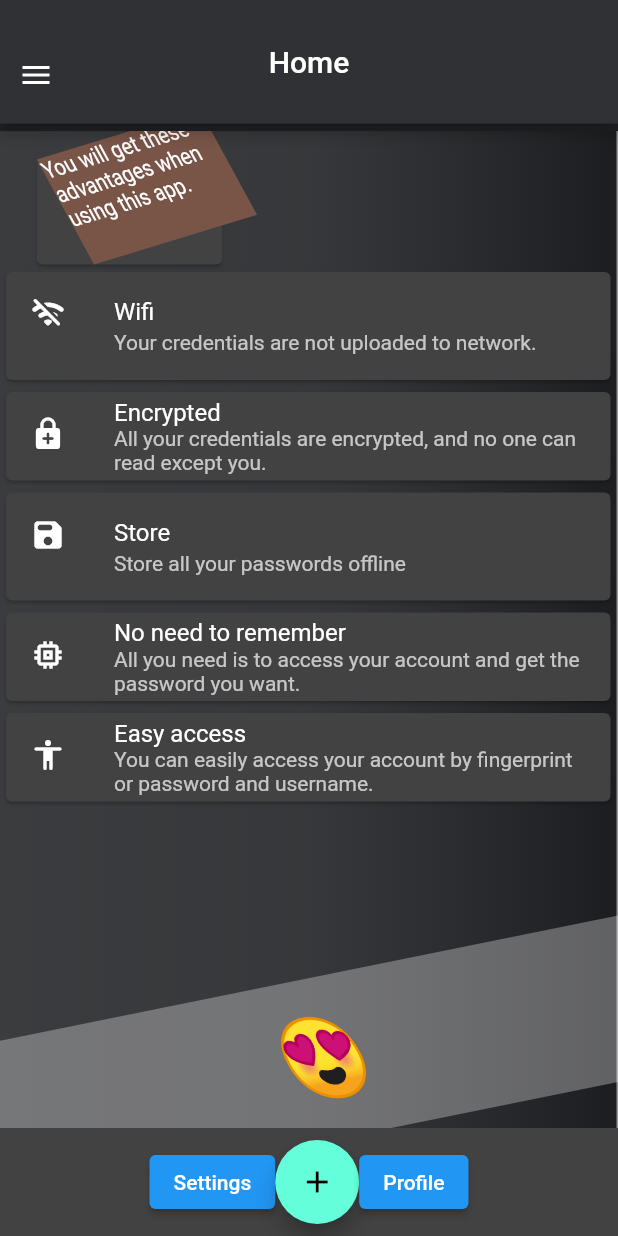
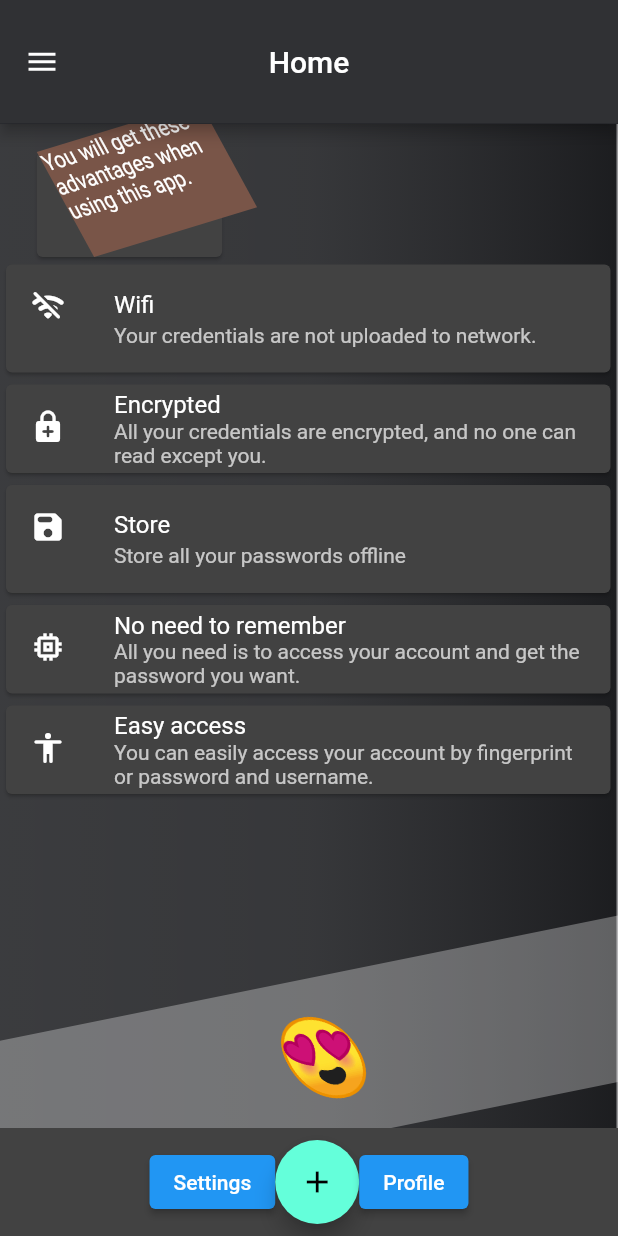
Before and after one commit to Add00w/credentials_management, a Flutter app: the MainScreen screen opened directly, after a tap on "home", on a phone screen of 412 x 824 dp. Run offline on Flutter 3.47's test engine with Material 2 defaults, Android fonts, the phone set to English and light mode, and no system bars; our stand-ins replace bloc, equatable, flutter_bloc, flutter_secure_storage, hive, local_auth; accounts and stored records are empty.

Commit message:
improving  the app.

```diff
--- a/lib/src/blocs/credentials/credentials_cubit.dart
+++ b/lib/src/blocs/credentials/credentials_cubit.dart
@@ -1,3 +1,5 @@
+import 'dart:developer';
+
 import 'package:bloc/bloc.dart';
 import 'package:credentials_management/src/common/utils.dart';
 import 'package:credentials_management/src/models/credentials.dart';
@@ -10,10 +12,25 @@ class CredentialsCubit extends Cubit<CredentialsState> {
   CredentialsCubit(this.credentialsRepository) : super(CredentialsInitial());
   final CredentialsRepository credentialsRepository;
   Future<void> createCredentials(Credentials credential) async {
+    emit(AddCredentialInProgress());
     final icon = await Utils.getCompanyLogo(credential.email);
     credential.icon = icon;
     credentialsRepository.add(credential).then((index) {
-      //emit state
+      emit(CredentialsAdded());
     });
   }
+
+  Future<void> getCredentials() async {
+    if (state is! CredentialsLoaded) {
+      emit(CredentialsLoading());
+      try {
+        credentialsRepository.getCredentials().then((credentials) {
+          log('credentials:${credentials.length.toString()}');
+          emit(CredentialsLoaded(credentials));
+        });
+      } catch (e) {
+        log('error:$e');
+      }
+    }
+  }
 }
--- a/lib/src/ui/screens/about_screen.dart
+++ b/lib/src/ui/screens/about_screen.dart
@@ -5,15 +5,8 @@ class AboutScreen extends StatelessWidget {
   const AboutScreen();
   @override
   Widget build(BuildContext context) {
-    return Scaffold(
-      appBar: PreferredSize(
-        preferredSize:
-            Size.fromHeight(MediaQuery.of(context).size.height * 0.1),
-        child: const CredentialsAppBar(
-          title: 'About Us',
-        ),
-      ),
-      body: const Center(
+    return const Scaffold(
+      body:  Center(
         child: Text(
           'data',
           style: TextStyle(
--- a/lib/src/ui/screens/contact_screen.dart
+++ b/lib/src/ui/screens/contact_screen.dart
@@ -5,15 +5,8 @@ class ContactUsScreen extends StatelessWidget {
   const ContactUsScreen();
   @override
   Widget build(BuildContext context) {
-    return Scaffold(
-      appBar: PreferredSize(
-        preferredSize:
-            Size.fromHeight(MediaQuery.of(context).size.height * 0.1),
-        child: const CredentialsAppBar(
-          title: 'Contact Us',
-        ),
-      ),
-      body: const SizedBox(),
+    return const Scaffold(
+      body:  SizedBox(),
     );
   }
 }
--- a/lib/src/ui/screens/credentials/create_credentials_screen.dart
+++ b/lib/src/ui/screens/credentials/create_credentials_screen.dart
@@ -1,14 +1,15 @@
 import 'package:credentials_management/src/blocs/credentials/credentials_cubit.dart';
+import 'package:credentials_management/src/blocs/shared/main_screen_cubit.dart';
 import 'package:credentials_management/src/common/utils.dart';
 import 'package:credentials_management/src/models/credentials.dart';
-import 'package:credentials_management/src/services/repositories/credentials_repository.dart';
 import 'package:credentials_management/src/ui/widgets/app_textfield.dart';
-import 'package:credentials_management/src/ui/widgets/credentials_app_bar.dart';
+import 'package:credentials_management/src/ui/widgets/circular_loading.dart';
 import 'package:credentials_management/src/ui/widgets/raised_button_icon.dart';
 import 'package:flutter/material.dart';
 import 'package:flutter_bloc/flutter_bloc.dart';
 
 class CreateCredentialsScreen extends StatefulWidget {
+  const CreateCredentialsScreen();
   @override
   _CreateCredentialsScreenState createState() =>
       _CreateCredentialsScreenState();
@@ -35,20 +36,9 @@ class _CreateCredentialsScreenState extends State<CreateCredentialsScreen> {
   @override
   Widget build(BuildContext context) {
     return Scaffold(
-      appBar: PreferredSize(
-        preferredSize:
-            Size.fromHeight(MediaQuery.of(context).size.height * 0.1),
-        child: const CredentialsAppBar(
-          title: 'Create Credentials',
-        ),
-      ),
       resizeToAvoidBottomInset: false,
       body: SingleChildScrollView(
-        child: BlocProvider<CredentialsCubit>(
-          create: (_) =>
-              CredentialsCubit(context.read<CredentialsRepository>()),
-          child: Builder(
-            builder: (context) => Padding(
+        child: Padding(
           padding: const EdgeInsets.symmetric(horizontal: 15.0),
           child: Form(
             key: _formKey,
@@ -74,11 +64,17 @@ class _CreateCredentialsScreenState extends State<CreateCredentialsScreen> {
                   hint: 'Password',
                   validator: Utils.isNotEmpty,
                 ),
-                    RaisedButtonIcon(
+                BlocConsumer<CredentialsCubit, CredentialsState>(
+                  builder: (context, state) {
+                    return state is AddCredentialInProgress
+                        ? CircularLoading()
+                        : RaisedButtonIcon(
                             onPressed: () {
                               _formKey.currentState!.save();
                               if (_formKey.currentState!.validate()) {
-                          context.read<CredentialsCubit>().createCredentials(
+                                context
+                                    .read<CredentialsCubit>()
+                                    .createCredentials(
                                       Credentials(
                                         _brandNameController.text,
                                         _usernameController.text,
@@ -91,10 +87,16 @@ class _CreateCredentialsScreenState extends State<CreateCredentialsScreen> {
                             },
                             icon: Icons.save,
                             label: 'Create',
+                          );
+                  },
+                  listener: (context, state) {
+                    // if added successfully navigated to crdentials page
+                    if (state is CredentialsAdded) {
+                      context.read<MainScreenCubit>().onChangeDrawerTab(1);
+                    }
+                  },
                 )
               ],
-                ),
-              ),
             ),
           ),
         ),
--- a/lib/src/ui/screens/credentials/credentials_screen.dart
+++ b/lib/src/ui/screens/credentials/credentials_screen.dart
@@ -1,9 +1,10 @@
-import 'package:credentials_management/src/ui/widgets/credentials_app_bar.dart';
+import 'package:credentials_management/src/blocs/credentials/credentials_cubit.dart';
+import 'package:credentials_management/src/ui/widgets/circular_loading.dart';
+import 'package:credentials_management/src/ui/widgets/credential_widget.dart';
 import 'package:flutter/material.dart';
+import 'package:flutter_bloc/flutter_bloc.dart';
 
 class CredentialsScreen extends StatefulWidget {
-  const CredentialsScreen();
-
   @override
   _CredentialsState createState() => _CredentialsState();
 }
@@ -12,14 +13,19 @@ class _CredentialsState extends State<CredentialsScreen> {
   @override
   Widget build(BuildContext context) {
     return Scaffold(
-      appBar: PreferredSize(
-        preferredSize:
-            Size.fromHeight(MediaQuery.of(context).size.height * 0.1),
-        child: const CredentialsAppBar(
-          title: 'Credentials',
-        ),
+      body: BlocBuilder<CredentialsCubit, CredentialsState>(
+        bloc: context.read<CredentialsCubit>()..getCredentials(),
+        builder: (context, state) {
+          return state is CredentialsLoaded
+              ? ListView.builder(
+                  itemCount: state.credentials.length,
+                  itemBuilder: (_, index) {
+                    return CredentialWidget(
+                        credential: state.credentials[index]);
+                  })
+              : CircularLoading();
+        },
       ),
-      body: const SizedBox(),
     );
   }
 }
--- a/lib/src/ui/screens/home_screen.dart
+++ b/lib/src/ui/screens/home_screen.dart
@@ -1,4 +1,3 @@
-import 'package:credentials_management/src/ui/widgets/credential_widget.dart';
 import 'package:credentials_management/src/ui/widgets/credentials_app_bar.dart';
 import 'package:flutter/material.dart';
 
@@ -8,16 +7,7 @@ class HomeScreen extends StatelessWidget {
   @override
   Widget build(BuildContext context) {
     return Scaffold(
-      appBar: PreferredSize(
-        preferredSize:
-            Size.fromHeight(MediaQuery.of(context).size.height * 0.1),
-        child: const CredentialsAppBar(
-          title: 'Home',
-        ),
-      ),
-      body: Padding(
-        padding: const EdgeInsets.only(top: 5),
-        child: Stack(
+      body: Stack(
         alignment: Alignment.center,
         fit: StackFit.expand,
         children: [
@@ -76,8 +66,8 @@ class HomeScreen extends StatelessWidget {
                 width: MediaQuery.of(context).size.width * 0.3,
                 height: 70,
                 color: Colors.brown,
-                  child: const Text(
-                      'You will get these advantages when using this '
+                child:
+                    const Text('You will get these advantages when using this '
                         'app.'),
               ),
             ),
@@ -99,7 +89,6 @@ class HomeScreen extends StatelessWidget {
             ),
           )
         ],
-        ),
       ),
     );
   }
--- a/lib/src/ui/screens/main_screen.dart
+++ b/lib/src/ui/screens/main_screen.dart
@@ -25,6 +25,8 @@ class _MainScreenState extends State<MainScreen>
 
   AppBar appBar = AppBar();
   double borderRadius = 0.0;
+
+  String title = 'Home';
 
   @override
   void initState() {
@@ -58,7 +60,16 @@ class _MainScreenState extends State<MainScreen>
       },
       child: BlocProvider<MainScreenCubit>(
         create: (context) => MainScreenCubit(),
-        child: Scaffold(
+        child: BlocConsumer<MainScreenCubit, int>(
+            listener: (context, index) => _changeTitle(index),
+            builder: (context, index) {
+              return Scaffold(
+                appBar: AppBar(
+                  toolbarHeight: MediaQuery.of(context).size.height * 0.1,
+                  title: Text(title),
+                  automaticallyImplyLeading: false,
+                  leading: drawerIcon(),
+                ),
                 backgroundColor: Theme.of(context).scaffoldBackgroundColor,
                 resizeToAvoidBottomInset: false,
                 body: Stack(
@@ -75,35 +86,30 @@ class _MainScreenState extends State<MainScreen>
                         crossAxisAlignment: CrossAxisAlignment.start,
                         children: [
                           Expanded(
-                      child: BlocBuilder<MainScreenCubit, int>(
-                          builder: (context, index) {
-                        return Stack(
+                              child: Stack(
                             children: [
                               IndexedStack(
                                 index: index,
                                 children: [
                                   const HomeScreen(),
-                                const CredentialsScreen(),
+                                  CredentialsScreen(),
                                   const ContactUsScreen(),
                                   const AboutScreen(),
-                                SettingsScreen(),
-                                CreateCredentialsScreen(),
-                                ProfileScreen(),
+                                  const SettingsScreen(),
+                                  const CreateCredentialsScreen(),
+                                  const ProfileScreen(),
                                 ],
                               ),
-                            SizedBox(height: 100, child: drawerIcon()),
                             ],
-                        );
-                      }),
-                    ),
-                    // bottomNavBar(context),
+                          )),
                         ],
                       ),
                     ),
                   ],
                 ),
                 bottomNavigationBar: bottomNavBar(context),
-        ),
+              );
+            }),
       ),
     );
   }
@@ -130,37 +136,25 @@ class _MainScreenState extends State<MainScreen>
                       selected: index == 0,
                       title: 'home',
                       icon: Icons.home,
-                      onTap: () {
-                        context.read<MainScreenCubit>().onChangeDrawerTab(0);
-                        Navigator.maybePop(context);
-                      },
+                      onTap: () => _changePage(context, 0),
                     ),
                     CredentialsDrawerItem(
                       selected: index == 1,
                       title: 'Credentials',
                       icon: Icons.security,
-                      onTap: () {
-                        context.read<MainScreenCubit>().onChangeDrawerTab(1);
-                        Navigator.maybePop(context);
-                      },
+                      onTap: () => _changePage(context, 1),
                     ),
                     CredentialsDrawerItem(
                       selected: index == 2,
                       title: 'Contact Us',
                       icon: Icons.contact_mail,
-                      onTap: () {
-                        context.read<MainScreenCubit>().onChangeDrawerTab(2);
-                        Navigator.maybePop(context);
-                      },
+                      onTap: () => _changePage(context, 2),
                     ),
                     CredentialsDrawerItem(
                       selected: index == 3,
                       title: 'About',
                       icon: Icons.info,
-                      onTap: () {
-                        context.read<MainScreenCubit>().onChangeDrawerTab(3);
-                        Navigator.maybePop(context);
-                      },
+                      onTap: () => _changePage(context, 3),
                     ),
                     CredentialsDrawerItem(
                       selected: false,
@@ -178,6 +172,12 @@ class _MainScreenState extends State<MainScreen>
         ),
       ),
     );
+  }
+
+  void _changePage(BuildContext context, int index) {
+    context.read<MainScreenCubit>().onChangeDrawerTab(index);
+    _changeTitle(index);
+    Navigator.maybePop(context);
   }
 
   Widget drawerIcon() {
@@ -217,16 +217,13 @@ class _MainScreenState extends State<MainScreen>
             mainAxisSize: isCollapsed ? MainAxisSize.max : MainAxisSize.min,
             children: [
               ElevatedButton(
-                  onPressed: () =>
-                      context.read<MainScreenCubit>().onChangeDrawerTab(4),
+                  onPressed: () => _changePage(context, 4),
                   child: const Text('Settings')),
               FloatingActionButton(
-                  onPressed: () =>
-                      context.read<MainScreenCubit>().onChangeDrawerTab(5),
+                  onPressed: () => _changePage(context, 5),
                   child: const Icon(Icons.add)),
               ElevatedButton(
-                  onPressed: () =>
-                      context.read<MainScreenCubit>().onChangeDrawerTab(6),
+                  onPressed: () => _changePage(context, 6),
                   child: const Text('Profile')),
             ],
           ),
@@ -234,4 +231,31 @@ class _MainScreenState extends State<MainScreen>
       },
     );
   }
+
+  void _changeTitle(int index) {
+    switch (index) {
+      case 0:
+        title = 'Home';
+        break;
+      case 1:
+        title = 'Credentials';
+        break;
+      case 2:
+        title = 'Contact Us';
+        break;
+      case 3:
+        title = 'About';
+        break;
+      case 4:
+        title = 'Settings';
+        break;
+      case 5:
+        title = 'Create Credentials';
+        break;
+      case 6:
+        title = 'Profile';
+        break;
+      default:
     }
+  }
+}
--- a/lib/src/ui/screens/profile_screen.dart
+++ b/lib/src/ui/screens/profile_screen.dart
@@ -1,17 +1,9 @@
-import 'package:credentials_management/src/ui/widgets/credentials_app_bar.dart';
 import 'package:flutter/material.dart';
 
 class ProfileScreen extends StatelessWidget {
+  const ProfileScreen();
   @override
   Widget build(BuildContext context) {
-    return Scaffold(
-      appBar: PreferredSize(
-        preferredSize:
-            Size.fromHeight(MediaQuery.of(context).size.height * 0.1),
-        child: const CredentialsAppBar(
-          title: 'Profile',
-        ),
-      ),
-    );
+    return const Scaffold();
   }
 }
--- a/lib/src/ui/screens/settings_screen.dart
+++ b/lib/src/ui/screens/settings_screen.dart
@@ -1,18 +1,11 @@
-import 'package:credentials_management/src/ui/widgets/credentials_app_bar.dart';
 import 'package:flutter/material.dart';
 
 class SettingsScreen extends StatelessWidget {
+  const SettingsScreen();
   @override
   Widget build(BuildContext context) {
-    return Scaffold(
-      appBar: PreferredSize(
-        preferredSize:
-            Size.fromHeight(MediaQuery.of(context).size.height * 0.1),
-        child: const CredentialsAppBar(
-          title: 'Settings',
-        ),
-      ),
-      body: const SizedBox(),
+    return const Scaffold(
+      body: SizedBox(),
     );
   }
 }
```
Also changed, not shown: lib/main.dart (+18 -11 lines), lib/src/blocs/credentials/credentials_state.dart (+23 -0 lines), lib/src/services/repositories/credentials_repository.dart (+13 -8 lines), lib/src/ui/widgets/credential_widget.dart (+10 -5 lines), pubspec.lock. Lines whose indentation alone changed are shown as unchanged.
